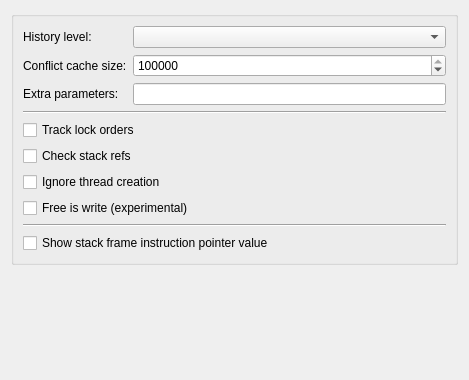
The window that tools/helgrind/helgrind_configpage.ui (KDE/kdev-valgrind) describes before a commit, drawn with Qt 5.
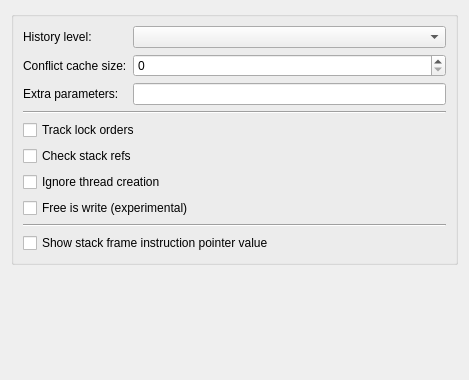
The same window after the commit. Custom widgets are drawn as their Qt base class.

```diff
--- a/tools/helgrind/helgrind_configpage.ui
+++ b/tools/helgrind/helgrind_configpage.ui
@@ -13,9 +13,6 @@
   <layout class="QVBoxLayout" name="verticalLayout">
    <item>
     <widget class="QGroupBox" name="groupBox">
-     <property name="title">
-      <string/>
-     </property>
      <layout class="QVBoxLayout" name="verticalLayout_2">
       <item>
        <layout class="QFormLayout" name="formLayout">
@@ -41,15 +38,6 @@
           <property name="toolTip">
            <string>&lt;html&gt;&lt;head/&gt;&lt;body&gt;&lt;p&gt;This flag only has any effect at &lt;span style=&quot; font-family:'Monospace'; font-weight:600; font-style:italic;&quot;&gt;--history-level=full&lt;/span&gt;.&lt;/p&gt;&lt;p&gt;Information about &amp;quot;old&amp;quot; conflicting accesses is stored in a cache of limited size, with LRU-style management. This is necessary because it isn't practical to store a stack trace for every single memory access made by the program. Historical information on not recently accessed locations is periodically discarded, to free up space in the cache.&lt;/p&gt;&lt;p&gt;This option controls the size of the cache, in terms of the number of different memory addresses for which conflicting access information is stored. If you find that Helgrind is showing race errors with only one stack instead of the expected two stacks, try increasing this value.&lt;/p&gt;&lt;p&gt;The minimum value is 10,000 and the maximum is 30,000,000 (thirty times the default value). Increasing the value by 1 increases Helgrind's memory requirement by very roughly 100 bytes, so the maximum value will easily eat up three extra gigabytes or so of memory.&lt;/p&gt;&lt;/body&gt;&lt;/html&gt;</string>
           </property>
-          <property name="minimum">
-           <number>10000</number>
-          </property>
-          <property name="maximum">
-           <number>30000000</number>
-          </property>
-          <property name="value">
-           <number>1000000</number>
-          </property>
          </widget>
         </item>
         <item row="2" column="0">
```
Left out of the diff: 2 changed lines with no effect on the pictures.
